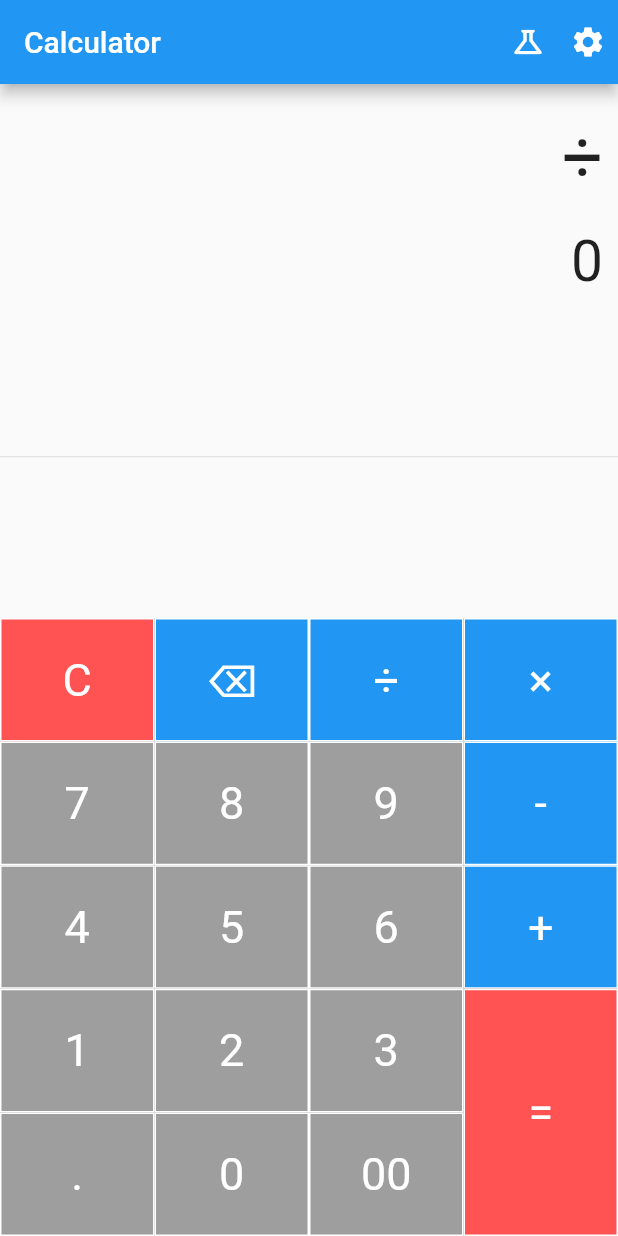
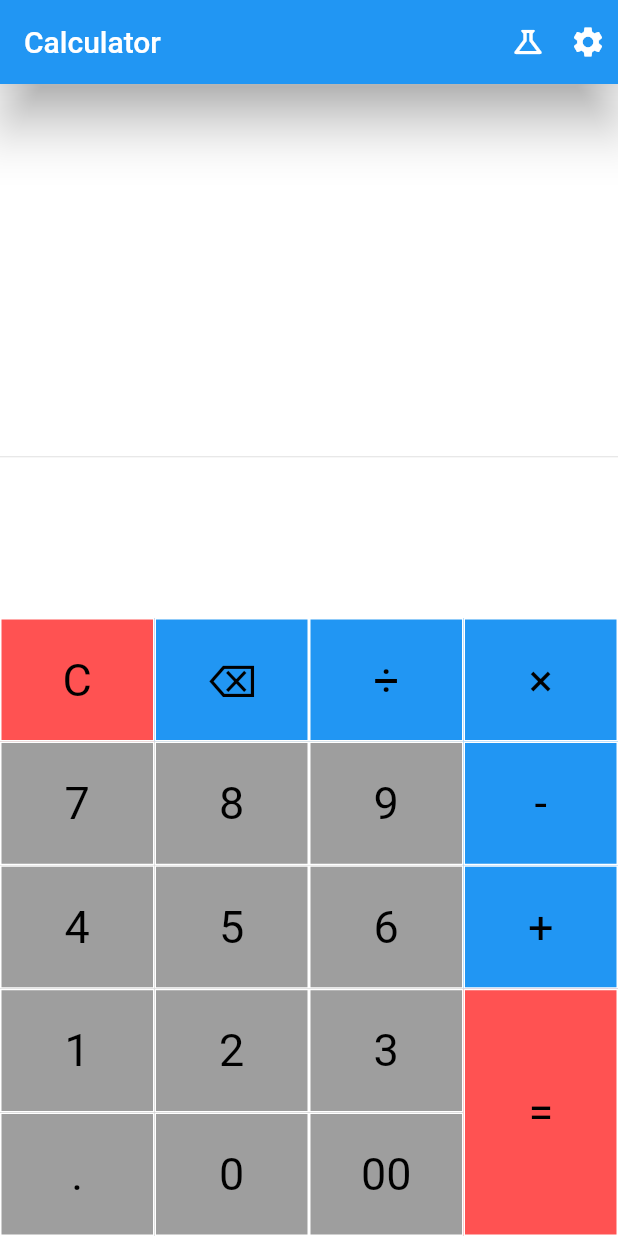
Before and after one commit to Dillys3567/calculator, a Flutter app: the screen it shows after launch, after a tap on an icon or button, on a phone screen of 412 x 824 dp. Run offline on Flutter 3.47's test engine with Material 2 defaults, Android fonts, the phone set to English and light mode, and no system bars; our stand-ins replace lottie, math_expressions, shared_preferences; network calls fail.

Commit message:
theme and splash added

```diff
--- a/lib/calculator.dart
+++ b/lib/calculator.dart
@@ -1,4 +1,4 @@
-// ignore_for_file: prefer_const_constructors, prefer_const_literals_to_create_immutables, sized_box_for_whitespace
+// ignore_for_file: prefer_const_constructors, prefer_const_literals_to_create_immutables, sized_box_for_whitespace, non_constant_identifier_names
 
 import 'package:flutter/material.dart';
 import 'package:math_expressions/math_expressions.dart';
@@ -81,7 +81,7 @@ class _CalculatorState extends State<Calculator> {
           style: TextStyle(
             fontSize: 30,
             fontWeight: FontWeight.normal,
-            color: Colors.white,
+            color: Theme.of(context).textTheme.bodyText1?.color,
           ),
         ),
       ),
@@ -92,6 +92,9 @@ class _CalculatorState extends State<Calculator> {
   Widget build(BuildContext context) {
     return Scaffold(
       appBar: AppBar(
+        shadowColor: Colors.grey,
+        elevation: 15,
+        automaticallyImplyLeading: false,
         title: Text('Calculator'),
         actions: [
           Padding(
@@ -100,7 +103,13 @@ class _CalculatorState extends State<Calculator> {
           ),
           Padding(
             padding: const EdgeInsets.all(8.0),
-            child: Icon(Icons.settings),
+            child: GestureDetector(
+                onTap: () {
+                  setState(() {
+                    Navigator.pushNamed(context, '/settings');
+                  });
+                },
+                child: Icon(Icons.settings)),
           ),
         ],
       ),
@@ -132,37 +141,37 @@ class _CalculatorState extends State<Calculator> {
                   children: [
                     TableRow(
                       children: [
-                        Button('C', 1, Colors.redAccent),
-                        Button('⌫', 1, Colors.blue),
-                        Button('÷', 1, Colors.blue),
+                        Button('C', 1, Theme.of(context).canvasColor),
+                        Button('⌫', 1, Theme.of(context).cardColor),
+                        Button('÷', 1, Theme.of(context).cardColor),
                       ],
                     ),
                     TableRow(
                       children: [
-                        Button('7', 1, Colors.grey),
-                        Button('8', 1, Colors.grey),
-                        Button('9', 1, Colors.grey),
+                        Button('7', 1, Theme.of(context).primaryColor),
+                        Button('8', 1, Theme.of(context).primaryColor),
+                        Button('9', 1, Theme.of(context).primaryColor),
                       ],
                     ),
                     TableRow(
                       children: [
-                        Button('4', 1, Colors.grey),
-                        Button('5', 1, Colors.grey),
-                        Button('6', 1, Colors.grey),
+                        Button('4', 1, Theme.of(context).primaryColor),
+                        Button('5', 1, Theme.of(context).primaryColor),
+                        Button('6', 1, Theme.of(context).primaryColor),
                       ],
                     ),
                     TableRow(
                       children: [
-                        Button('1', 1, Colors.grey),
-                        Button('2', 1, Colors.grey),
-                        Button('3', 1, Colors.grey),
+                        Button('1', 1, Theme.of(context).primaryColor),
+                        Button('2', 1, Theme.of(context).primaryColor),
+                        Button('3', 1, Theme.of(context).primaryColor),
                       ],
                     ),
                     TableRow(
                       children: [
-                        Button('.', 1, Colors.grey),
-                        Button('0', 1, Colors.grey),
-                        Button('00', 1, Colors.grey),
+                        Button('.', 1, Theme.of(context).primaryColor),
+                        Button('0', 1, Theme.of(context).primaryColor),
+                        Button('00', 1, Theme.of(context).primaryColor),
                       ],
                     )
                   ],
@@ -173,16 +182,16 @@ class _CalculatorState extends State<Calculator> {
                 child: Table(
                   children: [
                     TableRow(children: [
-                      Button('×', 1, Colors.blue),
+                      Button('×', 1, Theme.of(context).cardColor),
                     ]),
                     TableRow(children: [
-                      Button('-', 1, Colors.blue),
+                      Button('-', 1, Theme.of(context).cardColor),
                     ]),
                     TableRow(children: [
-                      Button('+', 1, Colors.blue),
+                      Button('+', 1, Theme.of(context).cardColor),
                     ]),
                     TableRow(children: [
-                      Button('=', 2, Colors.redAccent),
+                      Button('=', 2, Theme.of(context).canvasColor),
                     ]),
                   ],
                 ),
--- a/lib/main.dart
+++ b/lib/main.dart
@@ -1,24 +1,67 @@
-// ignore_for_file: prefer_const_constructors
+// ignore_for_file: prefer_const_constructors, unused_import
 
 import 'package:calculator/calculator.dart';
+import 'package:calculator/utils/constants.dart';
+import 'package:calculator/settings.dart';
+import 'package:calculator/splash_screen.dart';
 import 'package:flutter/material.dart';
+import 'package:provider/provider.dart';
+import 'utils/dark_theme_provider.dart';
 
 void main() {
   runApp(const MyApp());
 }
 
-class MyApp extends StatelessWidget {
+class MyApp extends StatefulWidget {
   const MyApp({super.key});
 
   @override
+  State<MyApp> createState() => _MyAppState();
+}
+
+class _MyAppState extends State<MyApp> {
+  DarkThemeProvider themeChangeProvider = DarkThemeProvider();
+
+  @override
+  void initState() {
+    super.initState();
+    getCurrentAppTheme();
+  }
+
+  void getCurrentAppTheme() async {
+    String selectedTheme =
+        await themeChangeProvider.darkThemePreference.getTheme();
+    if (selectedTheme == 'dark') {
+      themeChangeProvider.darkTheme = ThemeMode.dark;
+    } else if (selectedTheme == 'light') {
+      themeChangeProvider.darkTheme = ThemeMode.light;
+    } else if (selectedTheme == 'system') {
+      themeChangeProvider.darkTheme = ThemeMode.system;
+    }
+  }
+
   Widget build(BuildContext context) {
-    return MaterialApp(
-      title: 'Calculator',
-      debugShowCheckedModeBanner: false,
-      theme: ThemeData(
-        primarySwatch: Colors.blue,
-      ),
-      home: Calculator(),
+    return ChangeNotifierProvider(
+      create: (_) {
+        return themeChangeProvider;
+      },
+      child: Consumer<DarkThemeProvider>(
+          builder: (BuildContext context, value, Widget? child) {
+        return MaterialApp(
+          title: 'Calculator',
+          debugShowCheckedModeBanner: false,
+          themeMode: themeChangeProvider.darkTheme,
+          theme: LightTheme.lightThemeData(context),
+          darkTheme: DarkTheme.darkThemeData(context),
+          home: Settings(),
+          initialRoute: '/splash',
+          routes: {
+            '/home': (context) => Calculator(),
+            '/settings': (context) => Settings(),
+            '/splash': (context) => Splash(),
+          },
+        );
+      }),
     );
   }
 }
--- /dev/null
+++ b/lib/settings.dart
@@ -0,0 +1,117 @@
+// ignore_for_file: prefer_const_constructors
+import 'package:calculator/utils/dark_theme_provider.dart';
+import 'package:provider/provider.dart';
+import 'package:flutter/material.dart';
+
+class Settings extends StatefulWidget {
+  const Settings({Key? key}) : super(key: key);
+
+  @override
+  State<Settings> createState() => _SettingsState();
+}
+
+class _SettingsState extends State<Settings> {
+  bool showOptions = false;
+
+  @override
+  Widget build(BuildContext context) {
+    final themeChange = Provider.of<DarkThemeProvider>(context);
+
+    return Scaffold(
+      appBar: AppBar(
+        leading: GestureDetector(
+          onTap: () {
+            setState(() {
+              Navigator.of(context).pop();
+            });
+          },
+          child: Padding(
+            padding: const EdgeInsets.all(8.0),
+            child: Icon(Icons.arrow_back_ios),
+          ),
+        ),
+        backgroundColor: Colors.black,
+        title: Text(
+          'Settings',
+          style: TextStyle(
+              color: Theme.of(context).textTheme.bodyText2?.color,
+              fontSize: 25),
+        ),
+      ),
+      body: Column(
+        children: [
+          ListTile(
+            onTap: () {
+              setState(() {
+                showOptions = !showOptions;
+              });
+            },
+            leading: Icon(
+              Icons.settings,
+              color: Theme.of(context).iconTheme.color,
+            ),
+            title: Text(
+              'Theme',
+              style: TextStyle(
+                color: Theme.of(context).textTheme.bodyText1?.color,
+                fontSize: 20,
+              ),
+            ),
+            shape: RoundedRectangleBorder(
+                borderRadius: BorderRadius.zero,
+                side: BorderSide(color: Colors.grey, width: 0.1)),
+          ),
+          Offstage(
+            offstage: showOptions,
+            child: Column(
+              children: [
+                RadioListTile(
+                    title: Text(
+                      'Dark Mode',
+                      style: TextStyle(
+                        color: Theme.of(context).textTheme.bodyText1?.color,
+                      ),
+                    ),
+                    value: ThemeMode.dark,
+                    groupValue: themeChange.darkTheme,
+                    onChanged: (value) {
+                      setState(() {
+                        themeChange.darkTheme = ThemeMode.dark;
+                      });
+                    }),
+                RadioListTile(
+                    title: Text(
+                      'Light Mode',
+                      style: TextStyle(
+                        color: Theme.of(context).textTheme.bodyText1?.color,
+                      ),
+                    ),
+                    value: ThemeMode.light,
+                    groupValue: themeChange.darkTheme,
+                    onChanged: (value) {
+                      setState(() {
+                        themeChange.darkTheme = ThemeMode.light;
+                      });
+                    }),
+                RadioListTile(
+                    title: Text(
+                      'System Theme',
+                      style: TextStyle(
+                        color: Theme.of(context).textTheme.bodyText1?.color,
+                      ),
+                    ),
+                    value: ThemeMode.system,
+                    groupValue: themeChange.darkTheme,
+                    onChanged: (value) {
+                      setState(() {
+                        themeChange.darkTheme = ThemeMode.system;
+                      });
+                    }),
+              ],
+            ),
+          ),
+        ],
+      ),
+    );
+  }
+}
--- /dev/null
+++ b/lib/splash_screen.dart
@@ -0,0 +1,46 @@
+// ignore_for_file: unused_import
+
+import 'dart:async';
+
+import 'package:flutter/material.dart';
+import 'package:lottie/lottie.dart';
+import 'package:shared_preferences/shared_preferences.dart';
+
+String theme = 'system';
+
+class Splash extends StatefulWidget {
+  const Splash({Key? key}) : super(key: key);
+
+  @override
+  State<Splash> createState() => _SplashState();
+}
+
+class _SplashState extends State<Splash> {
+  void route() {
+    Navigator.pushNamed(context, '/home');
+  }
+
+  startTimer() async {
+    var duration = Duration(seconds: 5);
+    return new Timer(duration, routeTo);
+  }
+
+  void routeTo() {
+    Navigator.pushNamed(context, '/home');
+  }
+
+  @override
+  void initState() {
+    super.initState();
+    startTimer();
+  }
+
+  Widget build(BuildContext context) {
+    return Scaffold(
+      body: Center(
+        child: Lottie.network(
+            'https://assets1.lottiefiles.com/packages/lf20_s0sklx3e.json'),
+      ),
+    );
+  }
+}
--- /dev/null
+++ b/lib/utils/constants.dart
@@ -0,0 +1,54 @@
+// ignore_for_file: prefer_const_constructors
+
+import 'package:flutter/material.dart';
+
+class LightTheme {
+  static ThemeData lightThemeData(BuildContext context) {
+    return ThemeData(
+        iconTheme: IconThemeData(
+          color: Colors.grey,
+        ),
+        unselectedWidgetColor: Colors.grey,
+        disabledColor: Colors.grey,
+        backgroundColor: Colors.white,
+        appBarTheme: AppBarTheme(color: Colors.blue),
+        cardColor: Colors.blue,
+        scaffoldBackgroundColor: Colors.white,
+        canvasColor: Colors.redAccent,
+        primaryColor: Colors.grey,
+        textTheme: TextTheme(
+            bodyText1: TextStyle(
+              color: Colors.black,
+            ),
+            bodyText2: TextStyle(
+              color: Colors.white,
+            )));
+  }
+}
+
+class DarkTheme {
+  static ThemeData darkThemeData(BuildContext context) {
+    return ThemeData(
+        iconTheme: IconThemeData(
+          color: Colors.grey,
+        ),
+        unselectedWidgetColor: Colors.grey,
+        primaryColor: Colors.grey[900],
+        disabledColor: Colors.grey,
+        scaffoldBackgroundColor: Colors.black,
+        backgroundColor: Colors.black,
+        appBarTheme: AppBarTheme(
+          color: Colors.black,
+        ),
+        cardColor: Colors.indigo[900],
+        canvasColor: Colors.deepOrange[900],
+        buttonTheme: ButtonThemeData(
+          buttonColor: Colors.grey[700],
+        ),
+        textTheme: TextTheme(
+            bodyText1: TextStyle(
+              color: Colors.white,
+            ),
+            bodyText2: TextStyle(color: Colors.white)));
+  }
+}
--- /dev/null
+++ b/lib/utils/dark_theme_preference.dart
@@ -0,0 +1,15 @@
+import 'package:shared_preferences/shared_preferences.dart';
+
+class DarkThemePreference {
+  static const themeStatus = 'themeStatus';
+
+  setDarkTheme(String value) async {
+    SharedPreferences preferences = await SharedPreferences.getInstance();
+    preferences.setString(themeStatus, value);
+  }
+
+  Future<String> getTheme() async {
+    SharedPreferences preferences = await SharedPreferences.getInstance();
+    return preferences.getString(themeStatus) ?? 'system';
+  }
+}
--- /dev/null
+++ b/lib/utils/dark_theme_provider.dart
@@ -0,0 +1,20 @@
+import 'package:calculator/utils/dark_theme_preference.dart';
+import 'package:flutter/material.dart';
+
+class DarkThemeProvider with ChangeNotifier {
+  DarkThemePreference darkThemePreference = DarkThemePreference();
+  ThemeMode _darkTheme = ThemeMode.system;
+  ThemeMode get darkTheme => _darkTheme;
+
+  set darkTheme(ThemeMode value) {
+    _darkTheme = value;
+    if (value == ThemeMode.dark) {
+      darkThemePreference.setDarkTheme('dark');
+    } else if (value == ThemeMode.light) {
+      darkThemePreference.setDarkTheme('light');
+    } else if (value == ThemeMode.system) {
+      darkThemePreference.setDarkTheme('system');
+    }
+    notifyListeners();
+  }
+}
--- a/pubspec.yaml
+++ b/pubspec.yaml
@@ -32,12 +32,12 @@ dependencies:
   flutter:
     sdk: flutter
   math_expressions: ^2.3.1
-
-
-
   # The following adds the Cupertino Icons font to your application.
   # Use with the CupertinoIcons class for iOS style icons.
   cupertino_icons: ^1.0.2
+  shared_preferences: ^2.0.15
+  lottie: ^1.4.3
+  provider: ^6.0.4
 
 dev_dependencies:
   flutter_test:
```
Also changed, not shown: pubspec.lock.
